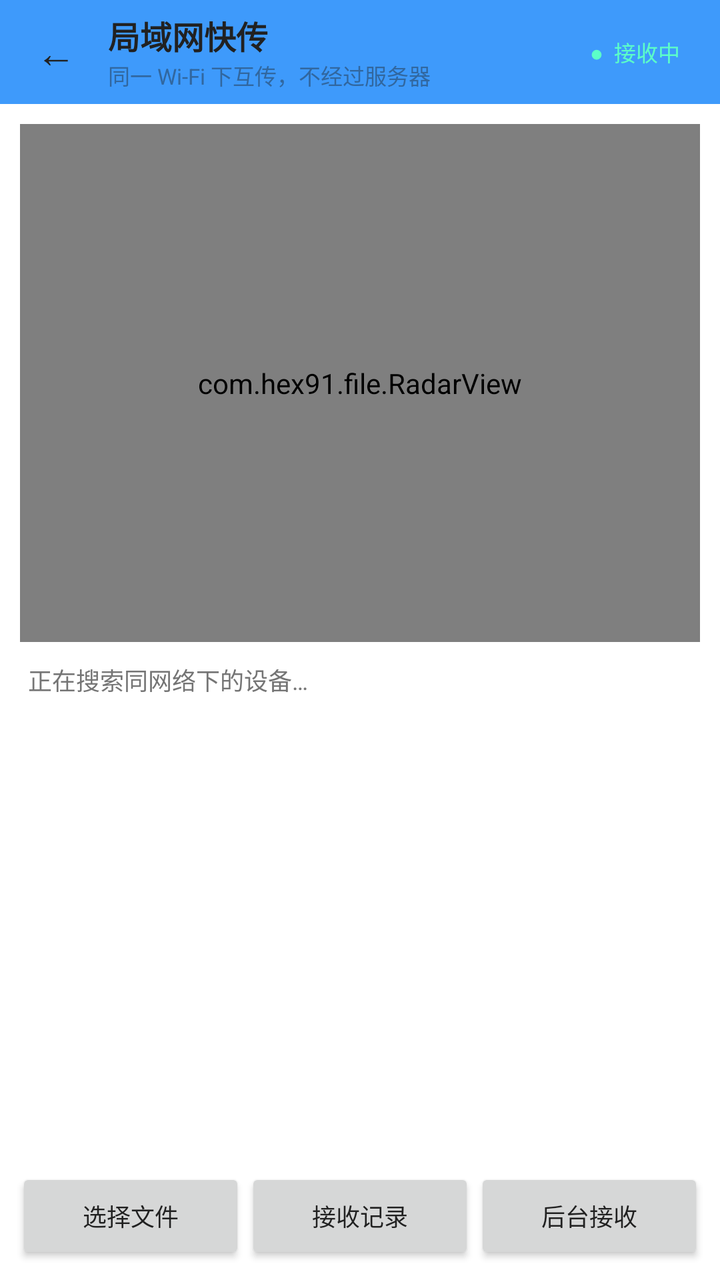
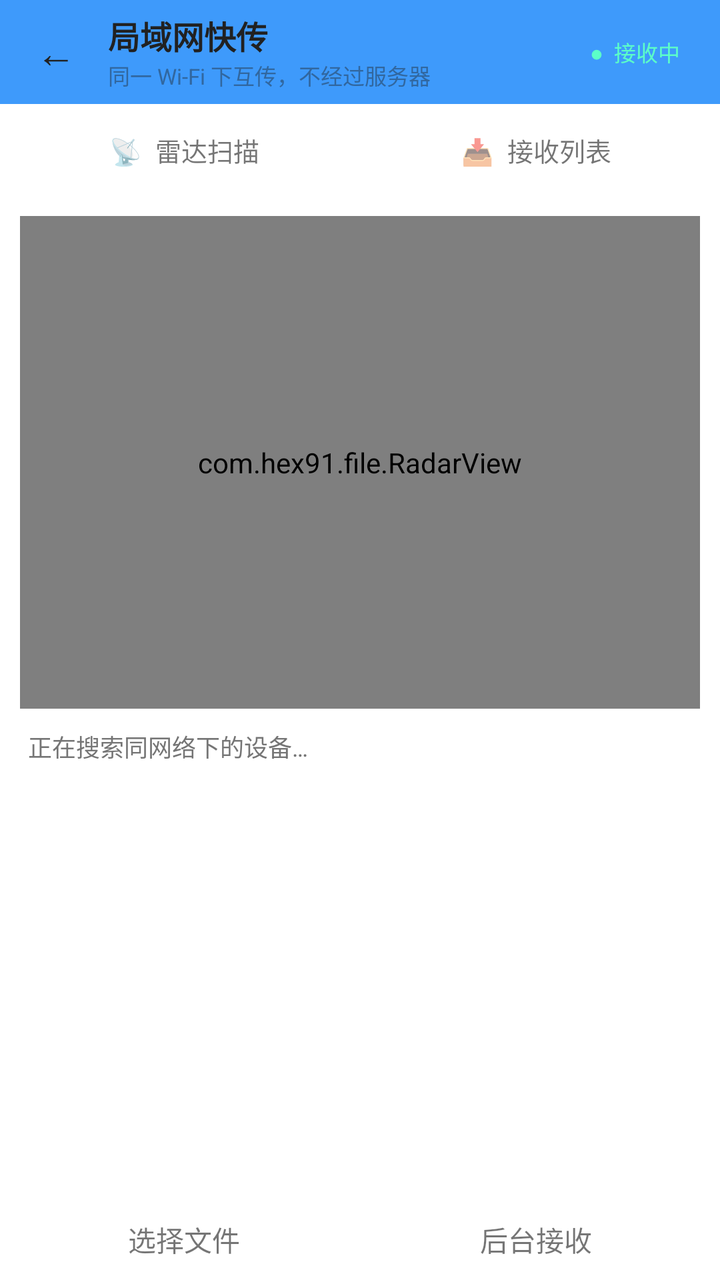

Two renders of the same Android screen: before a commit and after it. Below are the layout's source before the change and the commit's diff.
<!-- AndroidManifest.xml: application theme Theme_Hex_0 -->
<!-- res/layout/activity_lanshare.xml -->
<?xml version="1.0" encoding="utf-8"?>
<LinearLayout xmlns:android="http://schemas.android.com/apk/res/android"
    android:layout_width="match_parent"
    android:layout_height="match_parent"
    android:orientation="vertical"
    android:background="?attr/hfBg">

    
    <LinearLayout
        android:layout_width="match_parent"
        android:layout_height="52dp"
        android:orientation="horizontal"
        android:gravity="center_vertical"
        android:paddingLeft="6dp"
        android:paddingRight="12dp"
        android:background="?attr/hfTopBar">

        <TextView
            android:id="@+id/lan_back"
            android:layout_width="44dp"
            android:layout_height="match_parent"
            android:gravity="center"
            android:text="←"
            android:textSize="20sp"
            android:textColor="?attr/hfTopBarText"
            android:background="?android:attr/selectableItemBackground"/>

        <LinearLayout
            android:layout_width="0dp"
            android:layout_height="wrap_content"
            android:layout_weight="1"
            android:orientation="vertical"
            android:paddingLeft="4dp">

            <TextView
                android:layout_width="wrap_content"
                android:layout_height="wrap_content"
                android:text="局域网快传"
                android:textSize="16sp"
                android:textStyle="bold"
                android:textColor="?attr/hfTopBarText"/>

            <TextView
                android:id="@+id/lan_sub"
                android:layout_width="wrap_content"
                android:layout_height="wrap_content"
                android:text="同一 Wi-Fi 下互传，不经过服务器"
                android:textSize="11sp"
                android:textColor="?attr/hfTopBarTextSub"/>
        </LinearLayout>

        <TextView
            android:id="@+id/lan_state"
            android:layout_width="wrap_content"
            android:layout_height="wrap_content"
            android:paddingLeft="8dp"
            android:paddingRight="8dp"
            android:paddingTop="4dp"
            android:paddingBottom="4dp"
            android:text="●  接收中"
            android:textSize="11sp"
            android:textColor="#5CFFC8"/>
    </LinearLayout>

    
    <LinearLayout
        android:id="@+id/lan_file"
        android:layout_width="match_parent"
        android:layout_height="wrap_content"
        android:orientation="vertical"
        android:paddingLeft="14dp"
        android:paddingRight="14dp"
        android:paddingTop="8dp"
        android:paddingBottom="8dp"
        android:background="?attr/hfSurface"
        android:visibility="gone">

        <TextView
            android:id="@+id/lan_file_name"
            android:layout_width="match_parent"
            android:layout_height="wrap_content"
            android:textSize="13sp"
            android:maxLines="1"
            android:ellipsize="middle"
            android:textColor="?attr/hfText"/>

        <TextView
            android:id="@+id/lan_file_tip"
            android:layout_width="match_parent"
            android:layout_height="wrap_content"
            android:layout_marginTop="2dp"
            android:textSize="11sp"
            android:textColor="?attr/hfTextSub"/>
    </LinearLayout>

    
    <FrameLayout
        android:layout_width="match_parent"
        android:layout_height="0dp"
        android:layout_weight="5"
        android:minHeight="180dp"
        android:padding="10dp">

        <com.hex91.file.RadarView
            android:id="@+id/lan_radar"
            android:layout_width="match_parent"
            android:layout_height="match_parent"/>
    </FrameLayout>

    <TextView
        android:id="@+id/lan_hint"
        android:layout_width="match_parent"
        android:layout_height="wrap_content"
        android:paddingLeft="14dp"
        android:paddingRight="14dp"
        android:paddingBottom="4dp"
        android:text="正在搜索同网络下的设备…"
        android:textSize="12sp"
        android:textColor="?attr/hfTextSub"/>

    
    <ScrollView
        android:layout_width="match_parent"
        android:layout_height="0dp"
        android:layout_weight="4"
        android:fillViewport="true">

        <LinearLayout
            android:id="@+id/lan_devices"
            android:layout_width="match_parent"
            android:layout_height="wrap_content"
            android:orientation="vertical"/>
    </ScrollView>

    
    <LinearLayout
        android:layout_width="match_parent"
        android:layout_height="wrap_content"
        android:orientation="horizontal"
        android:padding="8dp"
        android:background="?attr/hfSurface">

        <Button
            android:id="@+id/lan_pick"
            android:layout_width="0dp"
            android:layout_height="wrap_content"
            android:layout_weight="1"
            android:text="选择文件"
            android:textSize="12sp"/>

        <Button
            android:id="@+id/lan_dir"
            android:layout_width="0dp"
            android:layout_height="wrap_content"
            android:layout_weight="1"
            android:text="接收记录"
            android:textSize="12sp"/>

        <Button
            android:id="@+id/lan_keep"
            android:layout_width="0dp"
            android:layout_height="wrap_content"
            android:layout_weight="1"
            android:text="后台接收"
            android:textSize="12sp"/>
    </LinearLayout>
</LinearLayout>
<!-- resources referenced by this layout -->
<resources>
  <style name="Theme_Hex_0" parent="Theme_Hex_Light">
          <item name="hfTopBar">#3E9AFB</item>
          <item name="hfTopBarText">#212121</item>
          <item name="hfTopBarTextSub">#31679F</item>
          <item name="hfAccent">#3E9AFB</item>
          <item name="hfOnAccent">#212121</item>
          <item name="hfSelected">#E3F0FE</item>
          <item name="hfStatusBar">#2B6BAF</item>
          <item name="hfNavBar">#235991</item>
          <item name="android:statusBarColor">#2B6BAF</item>
          <item name="android:navigationBarColor">#235991</item>
          <item name="android:colorAccent">#3E9AFB</item>
      </style>
  <style name="Theme_Hex_Light" parent="@android:style/Theme.Material.Light.NoActionBar">
          <item name="android:windowBackground">#FFFFFF</item>
          <item name="android:colorPrimary">#212121</item>
          <item name="android:colorPrimaryDark">#212121</item>
          <item name="android:textColorPrimary">#212121</item>
          <item name="android:textColorSecondary">#757575</item>
          <item name="hfBg">#FFFFFF</item>
          <item name="hfSurface">#FFFFFF</item>
          <item name="hfSurfaceAlt">#F5F5F5</item>
          <item name="hfText">#212121</item>
          <item name="hfTextSub">#757575</item>
          <item name="hfDivider">#E0E0E0</item>
          <item name="hfTopBar">#212121</item>
          <item name="hfTopBarText">#FFFFFF</item>
          <item name="hfTopBarTextSub">#9E9E9E</item>
          <item name="hfAccent">#1E88E5</item>
          <item name="hfOnAccent">#FFFFFF</item>
          <item name="hfSelected">#BBDEFB</item>
          <item name="hfStatusBar">#212121</item>
          <item name="hfNavBar">#212121</item>
          <item name="android:statusBarColor">#212121</item>
          <item name="android:navigationBarColor">#212121</item>
          <item name="android:colorAccent">#1E88E5</item>
      </style>
</resources>

<!-- the commit's change to res/layout/activity_lanshare.xml (unified diff, before → after) -->
@@ -64,104 +64,223 @@
 
     
     <LinearLayout
-        android:id="@+id/lan_file"
         android:layout_width="match_parent"
-        android:layout_height="wrap_content"
-        android:orientation="vertical"
-        android:paddingLeft="14dp"
-        android:paddingRight="14dp"
-        android:paddingTop="8dp"
-        android:paddingBottom="8dp"
-        android:background="?attr/hfSurface"
-        android:visibility="gone">
-
-        <TextView
-            android:id="@+id/lan_file_name"
-            android:layout_width="match_parent"
-            android:layout_height="wrap_content"
-            android:textSize="13sp"
-            android:maxLines="1"
-            android:ellipsize="middle"
-            android:textColor="?attr/hfText"/>
-
-        <TextView
-            android:id="@+id/lan_file_tip"
-            android:layout_width="match_parent"
-            android:layout_height="wrap_content"
-            android:layout_marginTop="2dp"
-            android:textSize="11sp"
-            android:textColor="?attr/hfTextSub"/>
+        android:layout_height="46dp"
+        android:orientation="horizontal"
+        android:gravity="center_vertical"
+        android:paddingLeft="8dp"
+        android:paddingRight="8dp"
+        android:background="?attr/hfSurface">
+
+        <TextView
+            android:id="@+id/lan_tab_radar"
+            android:layout_width="0dp"
+            android:layout_height="34dp"
+            android:layout_weight="1"
+            android:layout_marginRight="4dp"
+            android:gravity="center"
+            android:text="📡  雷达扫描"
+            android:textSize="13sp"/>
+
+        <TextView
+            android:id="@+id/lan_tab_recv"
+            android:layout_width="0dp"
+            android:layout_height="34dp"
+            android:layout_weight="1"
+            android:layout_marginLeft="4dp"
+            android:gravity="center"
+            android:text="📥  接收列表"
+            android:textSize="13sp"/>
     </LinearLayout>
 
-    
     <FrameLayout
         android:layout_width="match_parent"
         android:layout_height="0dp"
-        android:layout_weight="5"
-        android:minHeight="180dp"
-        android:padding="10dp">
-
-        <com.hex91.file.RadarView
-            android:id="@+id/lan_radar"
+        android:layout_weight="1">
+
+        
+        <LinearLayout
+            android:id="@+id/lan_page_radar"
             android:layout_width="match_parent"
-            android:layout_height="match_parent"/>
+            android:layout_height="match_parent"
+            android:orientation="vertical">
+
+            
+            <LinearLayout
+                android:id="@+id/lan_file"
+                android:layout_width="match_parent"
+                android:layout_height="wrap_content"
+                android:orientation="vertical"
+                android:paddingLeft="14dp"
+                android:paddingRight="14dp"
+                android:paddingTop="8dp"
+                android:paddingBottom="8dp"
+                android:background="?attr/hfSurface"
+                android:visibility="gone">
+
+                <TextView
+                    android:id="@+id/lan_file_name"
+                    android:layout_width="match_parent"
+                    android:layout_height="wrap_content"
+                    android:textSize="13sp"
+                    android:maxLines="1"
+                    android:ellipsize="middle"
+                    android:textColor="?attr/hfText"/>
+
+                <TextView
+                    android:id="@+id/lan_file_tip"
+                    android:layout_width="match_parent"
+                    android:layout_height="wrap_content"
+                    android:layout_marginTop="2dp"
+                    android:textSize="11sp"
+                    android:textColor="?attr/hfTextSub"/>
+            </LinearLayout>
+
+            <FrameLayout
+                android:layout_width="match_parent"
+                android:layout_height="0dp"
+                android:layout_weight="5"
+                android:minHeight="150dp"
+                android:padding="10dp">
+
+                <com.hex91.file.RadarView
+                    android:id="@+id/lan_radar"
+                    android:layout_width="match_parent"
+                    android:layout_height="match_parent"/>
+            </FrameLayout>
+
+            <TextView
+                android:id="@+id/lan_hint"
+                android:layout_width="match_parent"
+                android:layout_height="wrap_content"
+                android:paddingLeft="14dp"
+                android:paddingRight="14dp"
+                android:paddingBottom="4dp"
+                android:text="正在搜索同网络下的设备…"
+                android:textSize="12sp"
+                android:textColor="?attr/hfTextSub"/>
+
+            
+            <ScrollView
+                android:layout_width="match_parent"
+                android:layout_height="0dp"
+                android:layout_weight="4"
+                android:fillViewport="true">
+
+                <LinearLayout
+                    android:id="@+id/lan_devices"
+                    android:layout_width="match_parent"
+                    android:layout_height="wrap_content"
+                    android:orientation="vertical"
+                    android:paddingLeft="10dp"
+                    android:paddingRight="10dp"
+                    android:paddingBottom="8dp"/>
+            </ScrollView>
+
+            
+            <LinearLayout
+                android:layout_width="match_parent"
+                android:layout_height="wrap_content"
+                android:orientation="horizontal"
+                android:gravity="center_vertical"
+                android:padding="10dp"
+                android:background="?attr/hfSurface">
+
+                <TextView
+                    android:id="@+id/lan_pick"
+                    android:layout_width="0dp"
+                    android:layout_height="wrap_content"
+                    android:layout_weight="1"
+                    android:layout_marginRight="6dp"
+                    android:gravity="center"
+                    android:text="选择文件"/>
+
+                <TextView
+                    android:id="@+id/lan_keep"
+                    android:layout_width="0dp"
+                    android:layout_height="wrap_content"
+                    android:layout_weight="1"
+                    android:layout_marginLeft="6dp"
+                    android:gravity="center"
+                    android:text="后台接收"/>
+            </LinearLayout>
+        </LinearLayout>
+
+        
+        <LinearLayout
+            android:id="@+id/lan_page_recv"
+            android:layout_width="match_parent"
+            android:layout_height="match_parent"
+            android:orientation="vertical"
+            android:visibility="gone">
+
+            
+            <LinearLayout
+                android:layout_width="match_parent"
+                android:layout_height="wrap_content"
+                android:orientation="horizontal"
+                android:gravity="center_vertical"
+                android:paddingLeft="14dp"
+                android:paddingRight="10dp"
+                android:paddingTop="10dp"
+                android:paddingBottom="6dp">
+
+                <LinearLayout
+                    android:layout_width="0dp"
+                    android:layout_height="wrap_content"
+                    android:layout_weight="1"
+                    android:orientation="vertical">
+
+                    <TextView
+                        android:id="@+id/lan_recv_count"
+                        android:layout_width="wrap_content"
+                        android:layout_height="wrap_content"
+                        android:text="接收列表"
+                        android:textSize="13sp"
+                        android:textColor="?attr/hfText"/>
+
+                    <TextView
+                        android:id="@+id/lan_recv_path"
+                        android:layout_width="match_parent"
+                        android:layout_height="wrap_content"
+                        android:layout_marginTop="2dp"
+                        android:text="/sdcard/HexFile/LanShare"
+                        android:textSize="10.5sp"
+                        android:maxLines="1"
+                        android:ellipsize="middle"
+                        android:textColor="?attr/hfTextSub"/>
+                </LinearLayout>
+
+                <TextView
+                    android:id="@+id/lan_recv_open"
+                    android:layout_width="wrap_content"
+                    android:layout_height="wrap_content"
+                    android:layout_marginLeft="6dp"
+                    android:text="打开目录"/>
+
+                <TextView
+                    android:id="@+id/lan_recv_refresh"
+                    android:layout_width="wrap_content"
+                    android:layout_height="wrap_content"
+                    android:layout_marginLeft="6dp"
+                    android:text="刷新"/>
+            </LinearLayout>
+
+            <ScrollView
+                android:layout_width="match_parent"
+                android:layout_height="0dp"
+                android:layout_weight="1"
+                android:fillViewport="true">
+
+                <LinearLayout
+                    android:id="@+id/lan_recv_list"
+                    android:layout_width="match_parent"
+                    android:layout_height="wrap_content"
+                    android:orientation="vertical"
+                    android:paddingLeft="10dp"
+                    android:paddingRight="10dp"
+                    android:paddingBottom="10dp"/>
+            </ScrollView>
+        </LinearLayout>
     </FrameLayout>
-
-    <TextView
-        android:id="@+id/lan_hint"
-        android:layout_width="match_parent"
-        android:layout_height="wrap_content"
-        android:paddingLeft="14dp"
-        android:paddingRight="14dp"
-        android:paddingBottom="4dp"
-        android:text="正在搜索同网络下的设备…"
-        android:textSize="12sp"
-        android:textColor="?attr/hfTextSub"/>
-
-    
-    <ScrollView
-        android:layout_width="match_parent"
-        android:layout_height="0dp"
-        android:layout_weight="4"
-        android:fillViewport="true">
-
-        <LinearLayout
-            android:id="@+id/lan_devices"
-            android:layout_width="match_parent"
-            android:layout_height="wrap_content"
-            android:orientation="vertical"/>
-    </ScrollView>
-
-    
-    <LinearLayout
-        android:layout_width="match_parent"
-        android:layout_height="wrap_content"
-        android:orientation="horizontal"
-        android:padding="8dp"
-        android:background="?attr/hfSurface">
-
-        <Button
-            android:id="@+id/lan_pick"
-            android:layout_width="0dp"
-            android:layout_height="wrap_content"
-            android:layout_weight="1"
-            android:text="选择文件"
-            android:textSize="12sp"/>
-
-        <Button
-            android:id="@+id/lan_dir"
-            android:layout_width="0dp"
-            android:layout_height="wrap_content"
-            android:layout_weight="1"
-            android:text="接收记录"
-            android:textSize="12sp"/>
-
-        <Button
-            android:id="@+id/lan_keep"
-            android:layout_width="0dp"
-            android:layout_height="wrap_content"
-            android:layout_weight="1"
-            android:text="后台接收"
-            android:textSize="12sp"/>
-    </LinearLayout>
 </LinearLayout>
